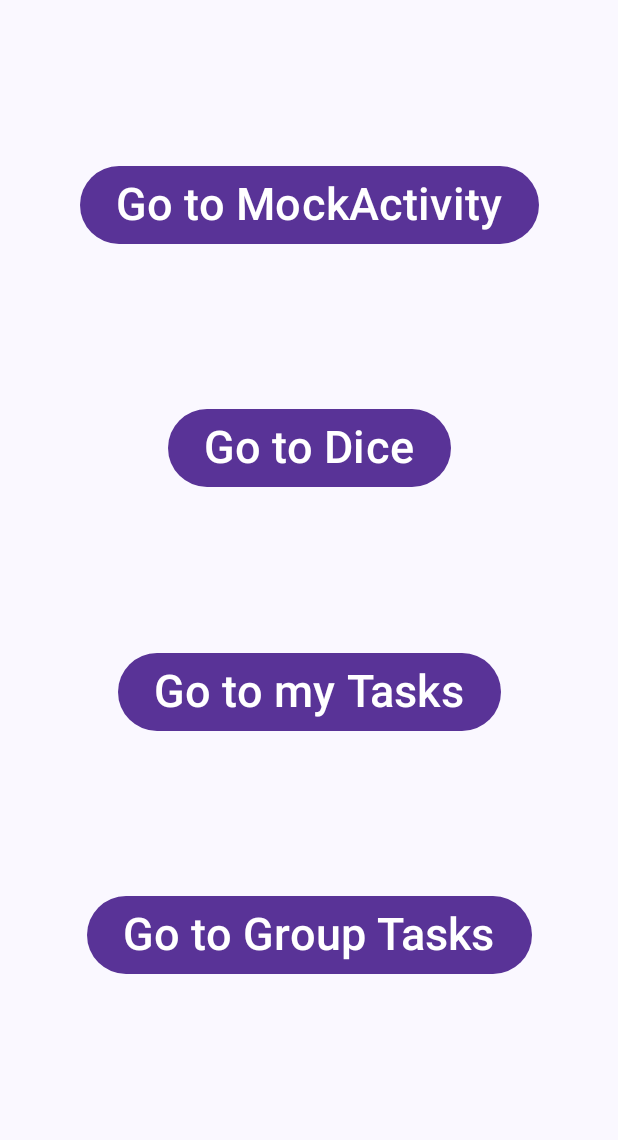
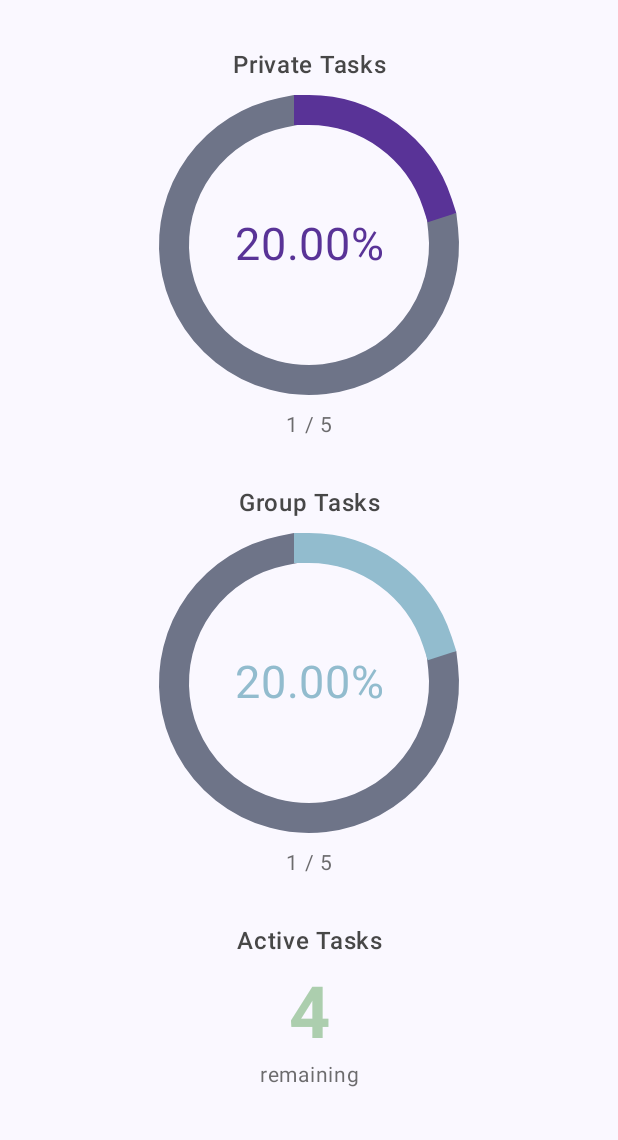
Before and after one commit to le00702/Lucky-Task, an Android app built with Jetpack Compose: the screen it shows after launch (MainActivity), on a phone screen of 412 x 824 dp, the part 96-1236 px from its top. Run offline under Robolectric (Android 15) with nearby library versions, the phone set to English and light mode, and no system bars.

Commit message:
feat: transform MainActivity into progress dashboard
- Add progress circles for private and group tasks
- Display active tasks remaining count
- Make content scrollable with LazyColumn
- Maintain existing navigation buttons
- Integrate real-time task statistics
- comment out initial home page (unnecessary because of hamburger menu)

```diff
--- a/app/src/main/java/com/example/luckytask/MainActivity.kt
+++ b/app/src/main/java/com/example/luckytask/MainActivity.kt
@@ -8,16 +8,24 @@ import androidx.compose.foundation.layout.Arrangement
 import androidx.compose.foundation.layout.Column
 import androidx.compose.foundation.layout.fillMaxSize
 import androidx.compose.foundation.layout.padding
-import androidx.compose.material3.Scaffold
 import androidx.compose.runtime.Composable
+import androidx.compose.runtime.collectAsState
+import androidx.compose.runtime.getValue
+import androidx.compose.runtime.remember
 import androidx.compose.ui.Alignment
 import androidx.compose.ui.Modifier
 import androidx.compose.ui.platform.LocalContext
-import androidx.compose.ui.res.stringResource
+import androidx.compose.ui.res.colorResource
 import androidx.compose.ui.tooling.preview.Preview
+import androidx.compose.ui.unit.dp
+import com.example.luckytask.data.TaskRepository
 import com.example.luckytask.ui.theme.LuckyTaskTheme
 import com.example.luckytask.ui.theme.elements.AppWithDrawer
 import com.example.luckytask.ui.theme.elements.MockButton
+import com.example.luckytask.ui.theme.elements.SimpleActiveTasksDisplay
+import com.example.luckytask.ui.theme.elements.SimpleProgressCircle
+import com.example.luckytask.ui.theme.elements.TaskStatsCalculator
+import androidx.compose.foundation.lazy.LazyColumn
 
 class MainActivity : ComponentActivity() {
     override fun onCreate(savedInstanceState: Bundle?) {
@@ -39,16 +47,55 @@ class MainActivity : ComponentActivity() {
 @Composable
 fun LuckyTaskApp(modifier: Modifier = Modifier) {
     val context = LocalContext.current
+    val taskRepository = remember { TaskRepository.getInstance() }
+    val tasks by taskRepository.tasks.collectAsState()
+    val (privateCompleted, privateTotal) = TaskStatsCalculator.getPrivateTaskStats(tasks)
+    val (groupCompleted, groupTotal) = TaskStatsCalculator.getGroupTaskStats(tasks)
+    val activeTasks = TaskStatsCalculator.getActiveTasks(tasks)
 
-    Column(
+    LazyColumn(
         modifier = modifier.fillMaxSize(),
         horizontalAlignment = Alignment.CenterHorizontally,
         verticalArrangement = Arrangement.SpaceEvenly
     ) {
-        MockButton(context, MockActivity::class.java, "Go to MockActivity")
-        MockButton(context, MockDiceActivity::class.java, "Go to Dice")
-        MockButton(context, MyTasksActivity::class.java, "Go to my Tasks")
-        MockButton(context, GroupTasksActivity::class.java, "Go to Group Tasks")
+        item {
+            Column(
+                horizontalAlignment = Alignment.CenterHorizontally,
+                verticalArrangement = Arrangement.spacedBy(12.dp)
+            ) {
+                SimpleProgressCircle(
+                    title = "Private Tasks",
+                    completed = privateCompleted,
+                    total = privateTotal,
+                    color = colorResource(R.color.add_task_color)
+                )
+
+                SimpleProgressCircle(
+                    title = "Group Tasks",
+                    completed = groupCompleted,
+                    total = groupTotal,
+                    color = colorResource(R.color.roommate_task_color)
+                )
+
+                SimpleActiveTasksDisplay(activeTasks = activeTasks)
+            }
+        }
+
+        /*
+        // Navigation Buttons
+        item {
+            MockButton(context, MockActivity::class.java, "Go to MockActivity")
+        }
+        item {
+            MockButton(context, MockDiceActivity::class.java, "Go to Dice")
+        }
+        item {
+            MockButton(context, MyTasksActivity::class.java, "Go to my Tasks")
+        }
+        item {
+            MockButton(context, GroupTasksActivity::class.java, "Go to Group Tasks")
+        }
+        */
     }
 }
 
```
